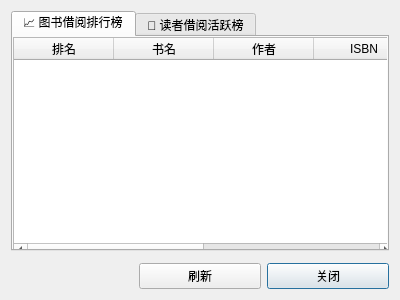
Old version of the form BookManagementSystem/statisticsdialog.ui in the repository Jerryrisis/QtCourse.
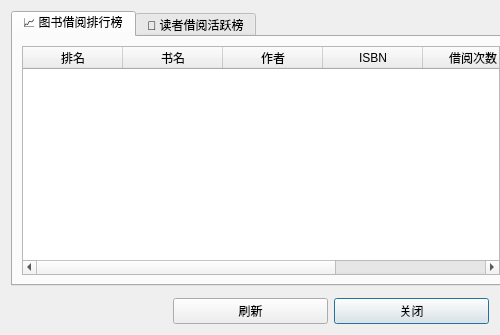
New version of the form.

Commit message: 解决了staticsdialog中的tablewidget无法自适应放大缩小（忘记加布局了）。

```diff
--- a/BookManagementSystem/statisticsdialog.ui
+++ b/BookManagementSystem/statisticsdialog.ui
@@ -6,20 +6,20 @@
    <rect>
     <x>0</x>
     <y>0</y>
-    <width>400</width>
-    <height>300</height>
+    <width>500</width>
+    <height>335</height>
    </rect>
   </property>
   <property name="minimumSize">
    <size>
-    <width>400</width>
+    <width>500</width>
     <height>300</height>
    </size>
   </property>
   <property name="maximumSize">
    <size>
-    <width>400</width>
-    <height>300</height>
+    <width>166666</width>
+    <height>1666666</height>
    </size>
   </property>
   <property name="windowTitle">
@@ -28,6 +28,12 @@
   <layout class="QGridLayout" name="gridLayout">
    <item row="0" column="0" colspan="3">
     <widget class="QTabWidget" name="tabWidget">
+     <property name="minimumSize">
+      <size>
+       <width>500</width>
+       <height>0</height>
+      </size>
+     </property>
      <property name="currentIndex">
       <number>0</number>
      </property>
@@ -35,15 +41,9 @@
       <attribute name="title">
        <string>📈 图书借阅排行榜</string>
       </attribute>
+      <layout class="QGridLayout" name="gridLayout_2">
+       <item row="0" column="0">
       <widget class="QTableWidget" name="bookRankingTable">
-       <property name="geometry">
-        <rect>
-         <x>0</x>
-         <y>0</y>
-         <width>381</width>
-         <height>221</height>
-        </rect>
-       </property>
        <property name="columnCount">
         <number>6</number>
        </property>
@@ -78,6 +78,8 @@
         </property>
        </column>
       </widget>
+       </item>
+      </layout>
      </widget>
      <widget class="QWidget" name="tab_2">
       <attribute name="title">
```
Left out of the diff: 12 changed lines with no effect on the pictures. Lines whose indentation alone changed are shown as unchanged. The commit also changes 1 other file.
